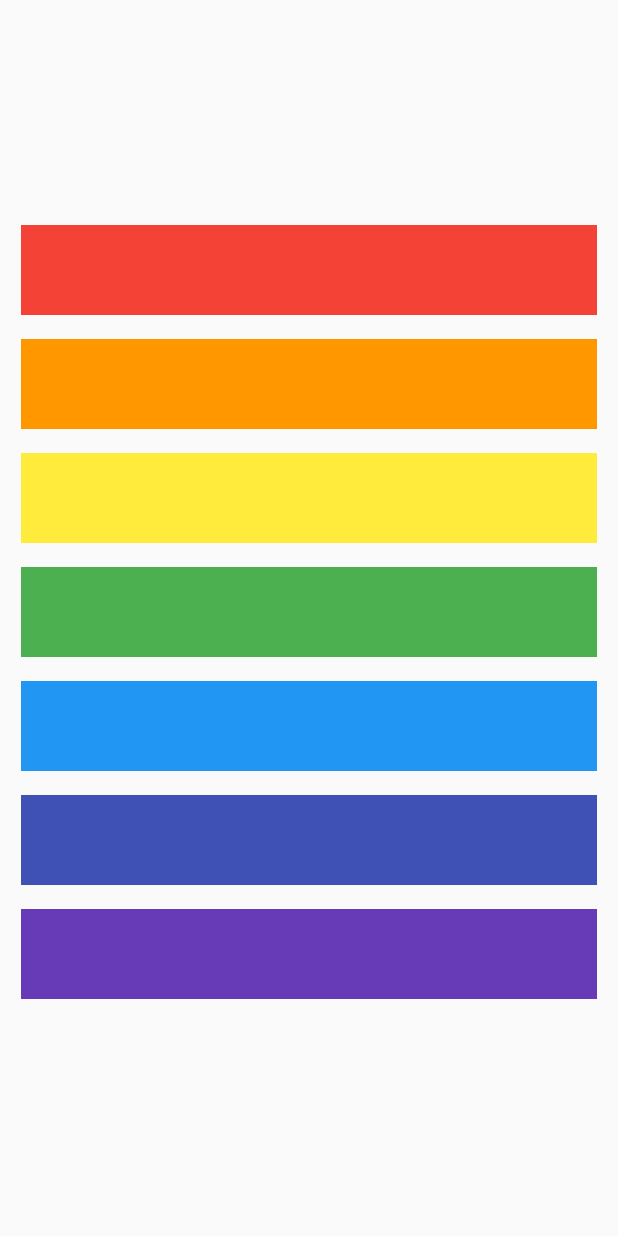
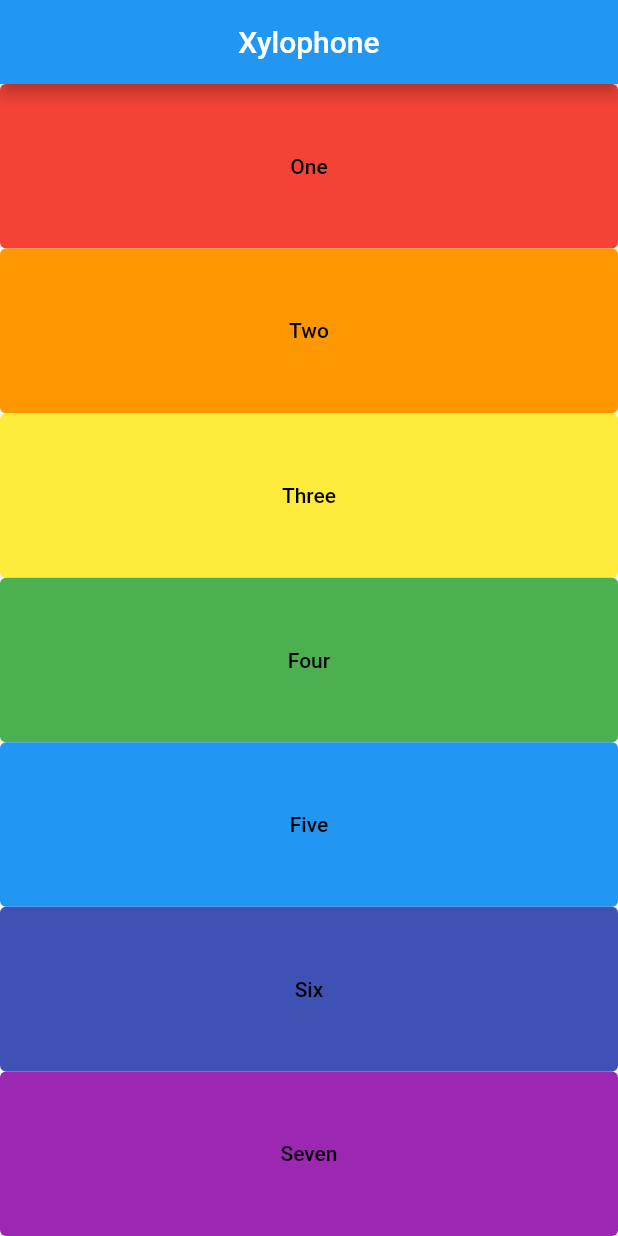
Before and after one commit to sabiq369/flutter_projects, a Flutter app: the screen it shows after launch, on a phone screen of 412 x 824 dp. Run offline on Flutter 3.47's test engine with Material 2 defaults, Android fonts, the light colour scheme and no system bars; our stand-ins replace audioplayers.

Commit message:
changed UI & updated function to get i/p and print o/p

```diff
--- a/xylophone/lib/main.dart
+++ b/xylophone/lib/main.dart
@@ -9,9 +9,28 @@ void main() {
 
 class Xylophone extends StatelessWidget {
   const Xylophone({Key? key}) : super(key: key);
-  void playSound(int soundNumber) {
+
+  void playSound(int xyloNumber) {
     final player = AudioPlayer();
-    player.play(AssetSource('xylo$soundNumber.mp3'));
+    player.play(AssetSource('xylo$xyloNumber.mp3'));
+  }
+
+  Expanded display(
+      {required String displayNum, required int soundNum, required color}) {
+    return Expanded(
+      child: TextButton(
+        style: TextButton.styleFrom(
+            backgroundColor: color,
+            minimumSize: Size(double.infinity, double.infinity)),
+        onPressed: () {
+          playSound(soundNum);
+        },
+        child: Text(
+          displayNum,
+          style: TextStyle(color: Colors.black),
+        ),
+      ),
+    );
   }
 
   @override
@@ -19,89 +38,23 @@ class Xylophone extends StatelessWidget {
     return MaterialApp(
       debugShowCheckedModeBanner: false,
       home: Scaffold(
-        body: SafeArea(
-          child: Center(
-            child: Container(
-              // color: Colors.black,
-              width: 400.0,
-              height: 540.0,
-              child: Column(
-                children: [
-                  TextButton(
-                    onPressed: () {
-                      playSound(1);
-                    },
-                    child: Container(
-                      color: Colors.red,
-                      padding: EdgeInsets.all(30.0),
-                    ),
-                  ),
-                  TextButton(
-                    onPressed: () {
-                      playSound(2);
-                    },
-                    child: Container(
-                      color: Colors.orange,
-                      padding: EdgeInsets.all(30.0),
-                    ),
-                  ),
-                  TextButton(
-                    onPressed: () {
-                      playSound(3);
-                    },
-                    child: Container(
-                      color: Colors.yellow,
-                      padding: EdgeInsets.all(30.0),
-                    ),
-                  ),
-                  TextButton(
-                    onPressed: () {
-                      playSound(4);
-                    },
-                    child: Container(
-                      color: Colors.green,
-                      padding: EdgeInsets.all(30.0),
-                    ),
-                  ),
-                  TextButton(
-                    onPressed: () {
-                      playSound(5);
-                    },
-                    child: Container(
-                      color: Colors.blue,
-                      padding: EdgeInsets.all(30.0),
-                    ),
-                  ),
-                  TextButton(
-                    onPressed: () {
-                      playSound(6);
-                    },
-                    child: Container(
-                      color: Colors.indigo,
-                      padding: EdgeInsets.all(30.0),
-                    ),
-                  ),
-                  TextButton(
-                    onPressed: () {
-                      playSound(7);
-                    },
-                    child: Container(
-                      color: Colors.deepPurple,
-                      padding: EdgeInsets.all(30.0),
-                    ),
-                  ),
-                ],
-              ),
-            ),
+        appBar: AppBar(
+          title: Center(
+            child: Text('Xylophone'),
           ),
+        ),
+        body: Column(
+          children: [
+            display(displayNum: 'One', soundNum: 1, color: Colors.red),
+            display(displayNum: 'Two', soundNum: 2, color: Colors.orange),
+            display(displayNum: 'Three', soundNum: 3, color: Colors.yellow),
+            display(displayNum: 'Four', soundNum: 4, color: Colors.green),
+            display(displayNum: 'Five', soundNum: 5, color: Colors.blue),
+            display(displayNum: 'Six', soundNum: 6, color: Colors.indigo),
+            display(displayNum: 'Seven', soundNum: 7, color: Colors.purple),
+          ],
         ),
       ),
     );
   }
 }
-// TextButton(
-// onPressed: () {
-// final player = AudioPlayer();
-// player.play(AssetSource('xylo2.mp3'));
-// },
-// child: Text('Click Me'),
```
